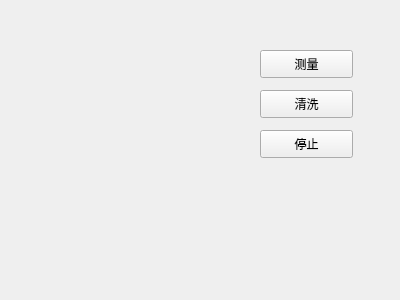
Qt form funwindow.ui (DREAM251/WaterMonitoring) before a commit.
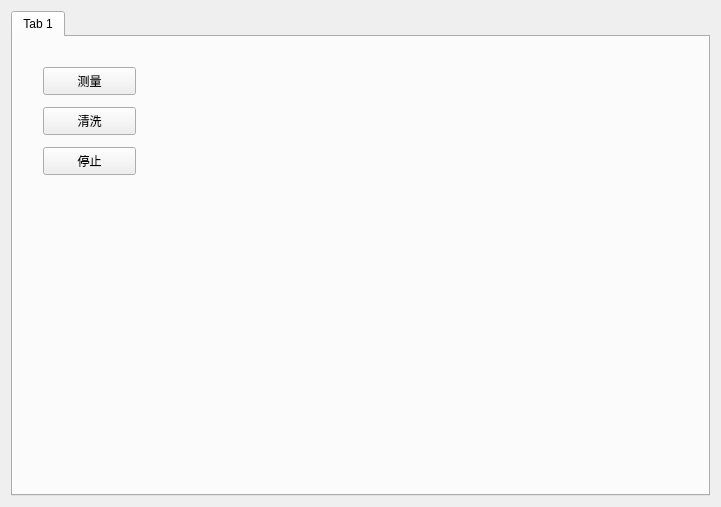
The same form after that commit.

```diff
--- a/funwindow.ui
+++ b/funwindow.ui
@@ -6,31 +6,28 @@
    <rect>
     <x>0</x>
     <y>0</y>
-    <width>400</width>
-    <height>300</height>
+    <width>721</width>
+    <height>507</height>
    </rect>
   </property>
   <property name="windowTitle">
    <string>FunWindow</string>
   </property>
-  <widget class="QPushButton" name="pushButton">
-   <property name="geometry">
-    <rect>
-     <x>260</x>
-     <y>50</y>
-     <width>93</width>
-     <height>28</height>
-    </rect>
-   </property>
-   <property name="text">
-    <string>测量</string>
-   </property>
-  </widget>
+  <layout class="QGridLayout" name="gridLayout">
+   <item row="0" column="0">
+    <widget class="QTabWidget" name="tabWidget">
+     <property name="currentIndex">
+      <number>0</number>
+     </property>
+     <widget class="QWidget" name="tab">
+      <attribute name="title">
+       <string>Tab 1</string>
+      </attribute>
   <widget class="QPushButton" name="pushButton_2">
    <property name="geometry">
     <rect>
-     <x>260</x>
-     <y>90</y>
+         <x>30</x>
+         <y>70</y>
      <width>93</width>
      <height>28</height>
     </rect>
@@ -39,11 +36,24 @@
     <string>清洗</string>
    </property>
   </widget>
+      <widget class="QPushButton" name="pushButton">
+       <property name="geometry">
+        <rect>
+         <x>30</x>
+         <y>30</y>
+         <width>93</width>
+         <height>28</height>
+        </rect>
+       </property>
+       <property name="text">
+        <string>测量</string>
+       </property>
+      </widget>
   <widget class="QPushButton" name="pushButton_3">
    <property name="geometry">
     <rect>
-     <x>260</x>
-     <y>130</y>
+         <x>30</x>
+         <y>110</y>
      <width>93</width>
      <height>28</height>
     </rect>
@@ -52,6 +62,10 @@
     <string>停止</string>
    </property>
   </widget>
+     </widget>
+    </widget>
+   </item>
+  </layout>
  </widget>
  <layoutdefault spacing="6" margin="11"/>
  <resources/>
```
Lines whose indentation alone changed are shown as unchanged.
